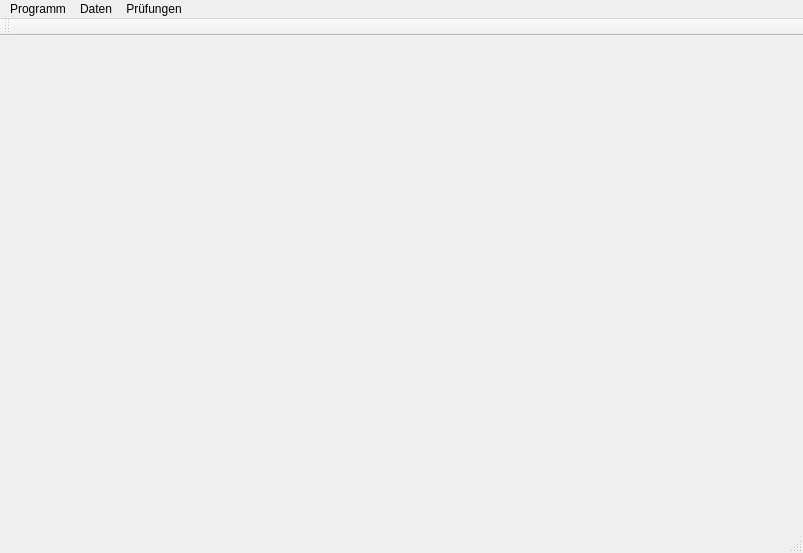
Before: the Qt Designer form fshkwindow.ui in fasa1964/fshkap, drawn with Qt 5.
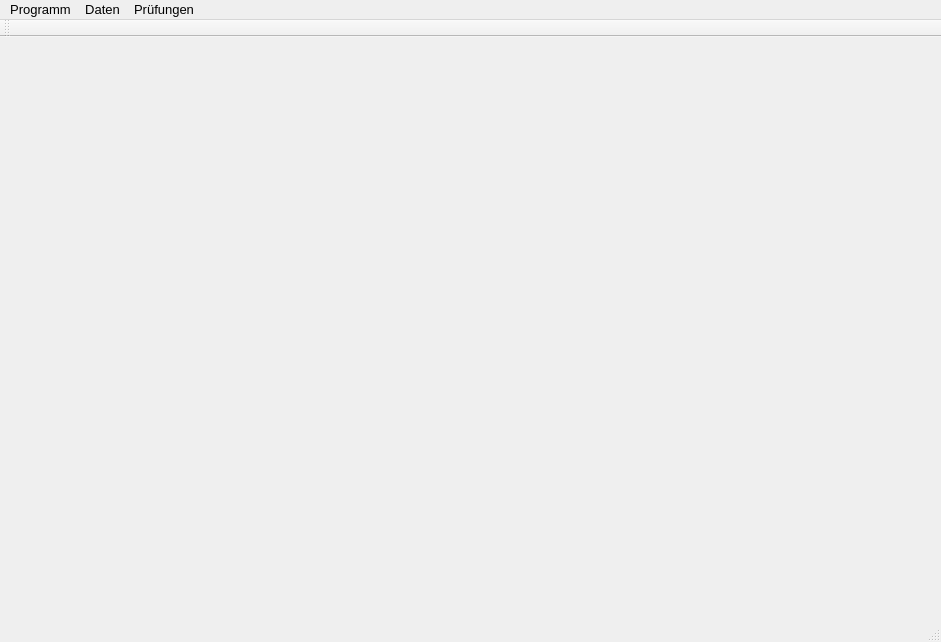
After: the same form once the commit is applied.

Diff of the .ui file:
```diff
--- a/fshkwindow.ui
+++ b/fshkwindow.ui
@@ -6,10 +6,15 @@
    <rect>
     <x>0</x>
     <y>0</y>
-    <width>803</width>
-    <height>553</height>
+    <width>941</width>
+    <height>642</height>
    </rect>
   </property>
+  <property name="font">
+   <font>
+    <pointsize>10</pointsize>
+   </font>
+  </property>
   <property name="windowTitle">
    <string>FSHKWindow</string>
   </property>
@@ -19,8 +24,8 @@
     <rect>
      <x>0</x>
      <y>0</y>
-     <width>803</width>
-     <height>30</height>
+     <width>941</width>
+     <height>29</height>
     </rect>
    </property>
    <widget class="QMenu" name="menuProgramm">
```
